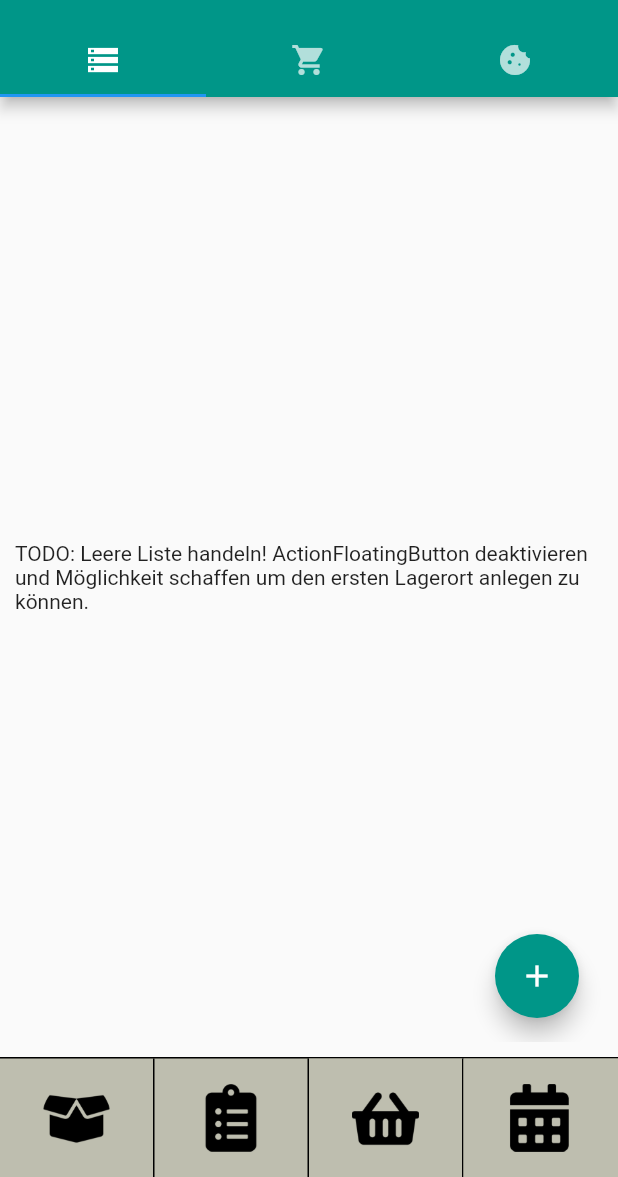
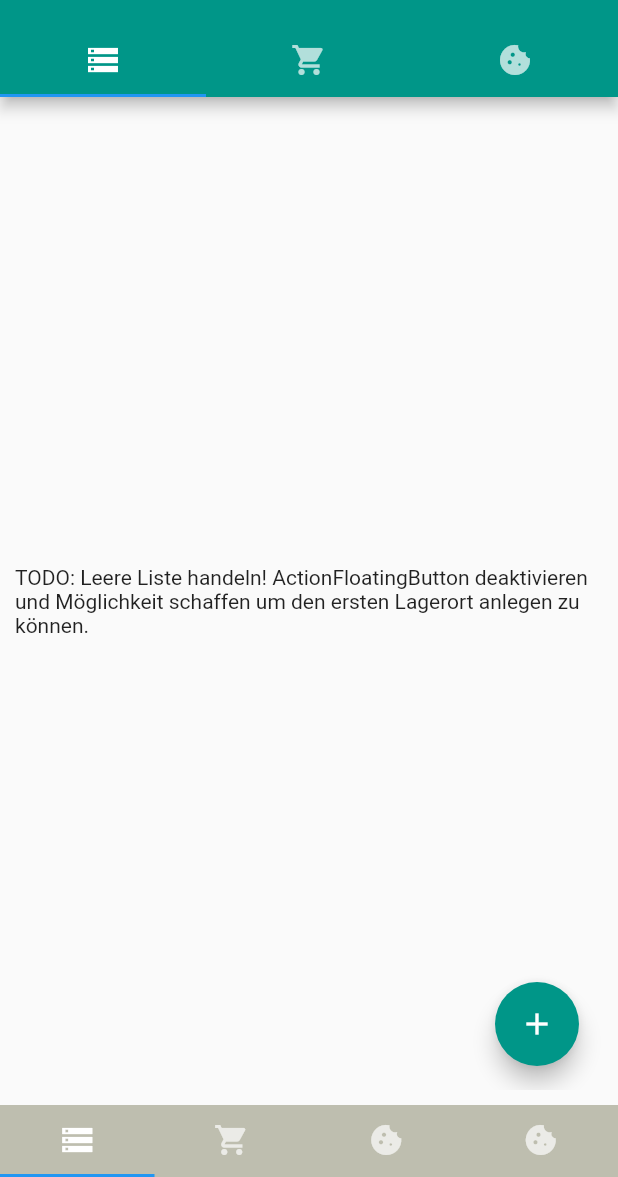
Before and after one commit to tenbuschs/tenki, a Flutter app: the screen it shows once a user with an empty profile is signed in, on a phone screen of 412 x 824 dp, the part 59-1236 px from its top. Run offline on Flutter 3.47's test engine with Material 2 defaults, Android fonts, the phone set to English and light mode, and no system bars; our stand-ins replace camera, cloud_firestore, firebase_auth, firebase_core; missing offline and left inert: flutter_barcode_scanner; accounts and stored records are empty.

Commit message:
add fonts

```diff
--- a/lib/figma_to_code.dart
+++ b/lib/figma_to_code.dart
@@ -1,13 +1,66 @@
 import 'package:flutter/material.dart';
 import 'tenki_material/tenki_icons.dart';
 import 'tenki_material/tenki_colors.dart';
-
-class BottomTabBar extends StatelessWidget {
-  const BottomTabBar({Key? key}) : super(key: key);
+import 'main.dart';
+
+
+
+
+class BottomTabBar extends StatefulWidget {
+  @override
+  _BottomTabBarState createState() => _BottomTabBarState();
+}
+
+class _BottomTabBarState extends State<BottomTabBar>
+    with SingleTickerProviderStateMixin {
+  late TabController _tabController;
+
+  @override
+  void initState() {
+    super.initState();
+    _tabController = TabController(length: 4, vsync: this);
+  }
+
+  @override
+  void dispose() {
+    _tabController.dispose();
+    super.dispose();
+  }
 
   @override
   Widget build(BuildContext context) {
-    return  Container(
+    return Container(
+      color: TenkiColor4(),
+      child: TabBar(
+        controller: _tabController,
+        tabs: const <Widget>[
+          Tab(
+            icon: Icon(Icons.storage),
+          ),
+          Tab(
+            icon: Icon(Icons.shopping_cart),
+          ),
+          Tab(
+            icon: Icon(Icons.cookie),
+          ),
+          Tab(
+            icon: Icon(Icons.cookie),
+          ),
+        ],
+      ),
+    );
+
+    }
+  }
+
+
+    /*
+class BottomTabBar extends StatefulWidget {
+  const BottomTabBar({Key? key}) : super(key: key);
+
+  @override
+  Widget build(BuildContext context) {
+    return Container(
       height: 80,
       decoration: BoxDecoration(
         border: Border(
@@ -87,7 +140,7 @@ class BottomTabBar extends StatelessWidget {
     );
   }
 }
-
+*/
 
 
 
--- a/lib/recipe_tab.dart
+++ b/lib/recipe_tab.dart
@@ -5,13 +5,11 @@ import 'figma_to_code.dart'as figma;
 class Recipe extends StatelessWidget {
   @override
   Widget build(BuildContext context) {
-    return figma.BottomTabBar();
-
-    /*Container(
+    return Container(
       color: Colors.white,
       child: const Center(
         child: Icon(Icons.cookie, size: 150.0, color: Colors.teal),
       ),
-    );*/
+    );
   }
 }
```
Also changed, not shown: pubspec.yaml (+8 -0 lines), lib/tenki_material/fonts/PontanoSans-Bold.ttf (added), lib/tenki_material/fonts/PontanoSans-Light.ttf (added), lib/tenki_material/fonts/PontanoSans-Medium.ttf (added), lib/tenki_material/fonts/PontanoSans-Regular.ttf (added), lib/tenki_material/fonts/PontanoSans-SemiBold.ttf (added).
